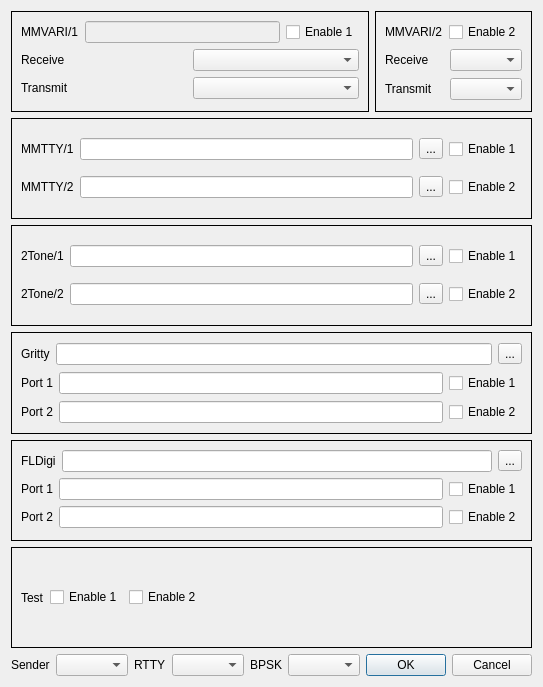
Qt form mqt/MqtDataModes/engineconfigure.ui (Rsclub22/Minos2-Mirror) before a commit.
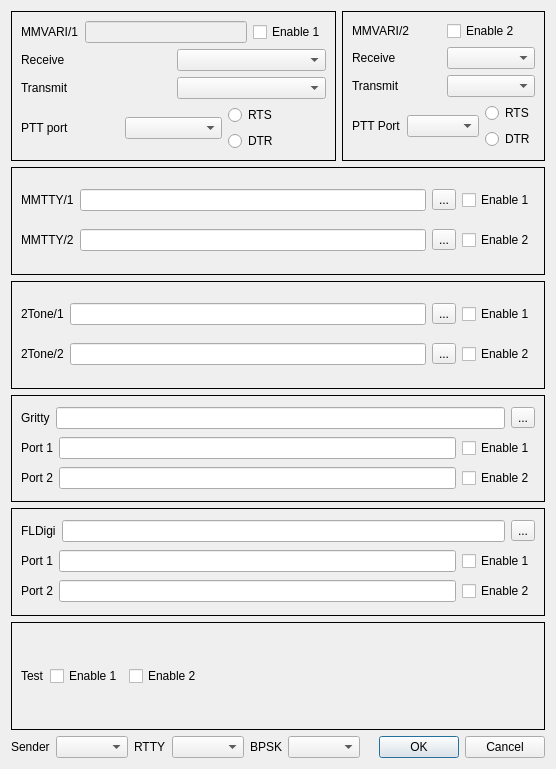
The same form after that commit.

Patch:
```diff
--- a/mqt/MqtDataModes/engineconfigure.ui
+++ b/mqt/MqtDataModes/engineconfigure.ui
@@ -6,22 +6,22 @@
    <rect>
     <x>0</x>
     <y>0</y>
-    <width>530</width>
-    <height>687</height>
+    <width>556</width>
+    <height>769</height>
    </rect>
   </property>
   <property name="windowTitle">
    <string>Configure Engines</string>
   </property>
-  <layout class="QVBoxLayout" name="verticalLayout_7">
+  <layout class="QVBoxLayout" name="verticalLayout_9">
    <item>
-    <layout class="QHBoxLayout" name="horizontalLayout_12">
+    <layout class="QHBoxLayout" name="horizontalLayout_21">
      <item>
       <widget class="QFrame" name="MMVARI1frame">
        <property name="frameShape">
         <enum>QFrame::Box</enum>
        </property>
-       <layout class="QVBoxLayout" name="verticalLayout">
+       <layout class="QVBoxLayout" name="verticalLayout_2">
         <item>
          <layout class="QHBoxLayout" name="horizontalLayout">
           <item>
@@ -78,6 +78,44 @@
           </item>
          </layout>
         </item>
+        <item>
+         <layout class="QHBoxLayout" name="horizontalLayout_12">
+          <item>
+           <widget class="QLabel" name="label_21">
+            <property name="text">
+             <string>PTT port</string>
+            </property>
+           </widget>
+          </item>
+          <item>
+           <widget class="QComboBox" name="MMVARIPTT1"/>
+          </item>
+          <item>
+           <layout class="QVBoxLayout" name="verticalLayout">
+            <item>
+             <widget class="QRadioButton" name="MMVARIRTS1">
+              <property name="text">
+               <string>RTS</string>
+              </property>
+              <attribute name="buttonGroup">
+               <string notr="true">MMVARIPTTL1</string>
+              </attribute>
+             </widget>
+            </item>
+            <item>
+             <widget class="QRadioButton" name="MMVARIDTR1">
+              <property name="text">
+               <string>DTR</string>
+              </property>
+              <attribute name="buttonGroup">
+               <string notr="true">MMVARIPTTL1</string>
+              </attribute>
+             </widget>
+            </item>
+           </layout>
+          </item>
+         </layout>
+        </item>
        </layout>
       </widget>
      </item>
@@ -86,7 +124,7 @@
        <property name="frameShape">
         <enum>QFrame::Box</enum>
        </property>
-       <layout class="QVBoxLayout" name="verticalLayout_2">
+       <layout class="QVBoxLayout" name="verticalLayout_8">
         <item>
          <layout class="QHBoxLayout" name="horizontalLayout_9">
           <item>
@@ -136,6 +174,44 @@
           </item>
          </layout>
         </item>
+        <item>
+         <layout class="QHBoxLayout" name="horizontalLayout_20">
+          <item>
+           <widget class="QLabel" name="label_22">
+            <property name="text">
+             <string>PTT Port</string>
+            </property>
+           </widget>
+          </item>
+          <item>
+           <widget class="QComboBox" name="MMVARIPTT2"/>
+          </item>
+          <item>
+           <layout class="QVBoxLayout" name="verticalLayout_7">
+            <item>
+             <widget class="QRadioButton" name="MMVARIRTS2">
+              <property name="text">
+               <string>RTS</string>
+              </property>
+              <attribute name="buttonGroup">
+               <string notr="true">MMVARIPTTL2</string>
+              </attribute>
+             </widget>
+            </item>
+            <item>
+             <widget class="QRadioButton" name="MMVARIDTR2">
+              <property name="text">
+               <string>DTR</string>
+              </property>
+              <attribute name="buttonGroup">
+               <string notr="true">MMVARIPTTL2</string>
+              </attribute>
+             </widget>
+            </item>
+           </layout>
+          </item>
+         </layout>
+        </item>
        </layout>
       </widget>
      </item>
```
Left out of the diff: 4 changed lines with no effect on the pictures.
